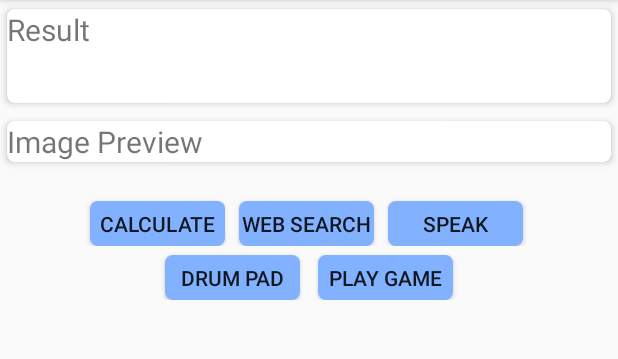
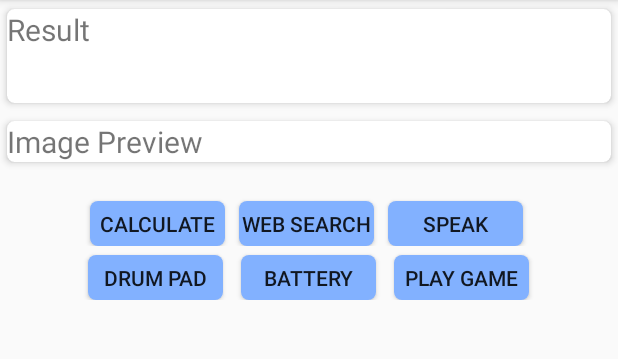
Before and after one commit to JaeHyun-K/ImagetoText, an Android app: the screen it shows after launch (MainActivity), on a phone screen of 412 x 824 dp, the part 84-443 px from its top. Run offline under Robolectric (Android 15) with nearby library versions, the phone set to English and light mode, and no system bars; libraries missing offline, so code that uses them is left out: com.google.android.gms, com.theartofdev.edmodo.

Commit message:
can show battery

```diff
--- a/app/src/main/java/com/example/imagetotext/MainActivity.java
+++ b/app/src/main/java/com/example/imagetotext/MainActivity.java
@@ -55,6 +55,7 @@
     Button speak_btn;
     Button drum_btn;
     Button game_btn;
+    Button battery_btn;
     TextToSpeech textToSpeech;
 
     private BackPressHandler backPressHandler;
@@ -86,6 +87,7 @@
         speak_btn=findViewById( R.id.button4 );
         drum_btn=findViewById( R.id.btn_drum_pad );
         game_btn=findViewById( R.id.btn_game );
+        battery_btn=findViewById(R.id.battery_btn);
 
         cameraPermission=new String[]{Manifest.permission.CAMERA, Manifest.permission.WRITE_EXTERNAL_STORAGE};
         storagePermission=new String[]{Manifest.permission.WRITE_EXTERNAL_STORAGE};
@@ -127,6 +129,13 @@
             @Override
             public void onClick(View view) {
                 openGameActivity();
+            }
+        } );
+
+        battery_btn.setOnClickListener( new View.OnClickListener() {
+            @Override
+            public void onClick(View view) {
+                openBatteryCheckActivity();
             }
         } );
 
@@ -425,6 +434,10 @@
         startActivity(intent);
     }
 
+    public void openBatteryCheckActivity(){
+        Intent intent = new Intent(this, BatteryCheckActivity.class);
+        startActivity(intent);
+    }
     @Override
     protected void onPause() {
         if(textToSpeech != null){
--- a/app/src/main/res/layout/activity_main.xml
+++ b/app/src/main/res/layout/activity_main.xml
@@ -118,6 +118,15 @@
                     android:layout_marginTop="6dp"
                     android:id="@+id/btn_drum_pad"/>
 
+                <Button
+                    android:layout_width="90dp"
+                    android:layout_height="30dp"
+                    android:text="Battery"
+                    android:background="@drawable/rounded_btn"
+                    android:layout_marginLeft="6dp"
+                    android:layout_marginRight="6dp"
+                    android:layout_marginTop="6dp"
+                    android:id="@+id/battery_btn"/>
 
 
                 <Button
--- a/app/src/main/res/layout/battery.xml
+++ b/app/src/main/res/layout/battery.xml
@@ -10,7 +10,7 @@
         android:text="Charging"
         android:textSize="24sp"
         android:layout_gravity="center_horizontal"
-        android:layout_marginTop="170dp"/>
+        android:layout_marginTop="80dp"/>
 
     <ImageView
         android:layout_width="wrap_content"
```
